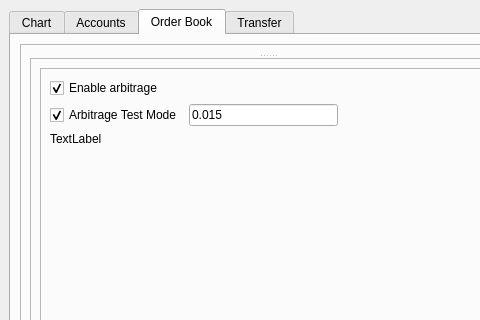
Before: the Qt Designer form src/mainwindow.ui in biddisco/lxqt-build-tools, drawn with Qt 5; both pictures show x 0 to 480 and y 0 to 320 of the 1242 by 711 pixel window.
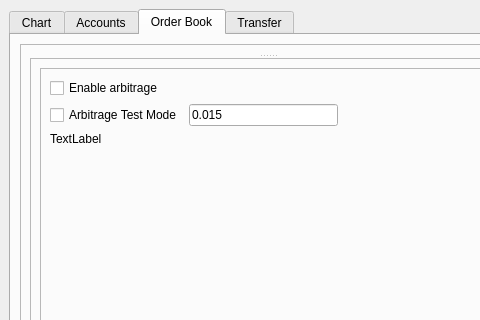
After: the same form once the commit is applied. The open tabs and pages were chosen to show the change.

What changed in the file:
```diff
--- a/src/mainwindow.ui
+++ b/src/mainwindow.ui
@@ -212,7 +212,7 @@
                         <string>Enable arbitrage</string>
                        </property>
                        <property name="checked">
-                        <bool>true</bool>
+                        <bool>false</bool>
                        </property>
                       </widget>
                      </item>
@@ -222,7 +222,7 @@
                         <string>Arbitrage Test Mode</string>
                        </property>
                        <property name="checked">
-                        <bool>true</bool>
+                        <bool>false</bool>
                        </property>
                       </widget>
                      </item>
```
